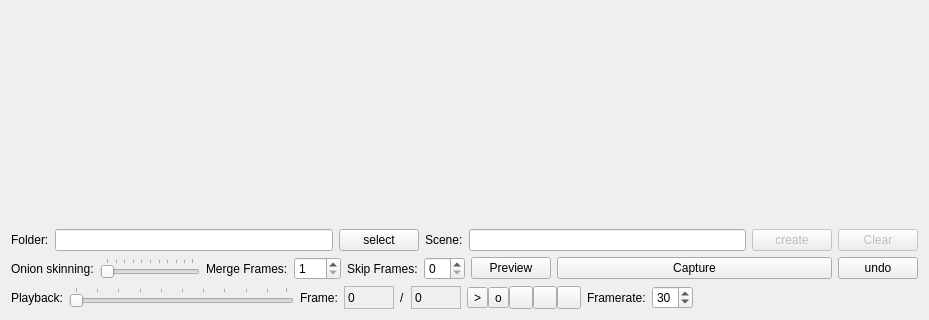
Old version of the form video/StopMoCap/trunk/stopmocap.ui in the repository pfedick/openstopmotion; both pictures show x 0 to 929 and y 251 to 571 of the 929 by 571 pixel window.
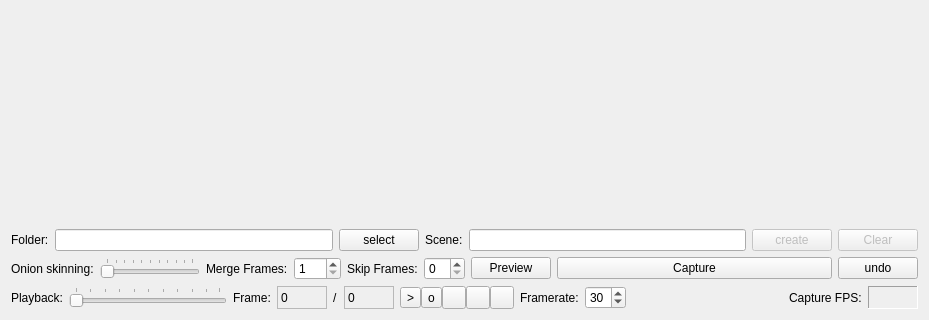
New version of the form. Icons and pictures are not drawn.

Patch:
```diff
--- a/video/StopMoCap/trunk/stopmocap.ui
+++ b/video/StopMoCap/trunk/stopmocap.ui
@@ -623,6 +623,32 @@
        </property>
       </spacer>
      </item>
+     <item>
+      <widget class="QLabel" name="label_14">
+       <property name="text">
+        <string>Capture FPS:</string>
+       </property>
+      </widget>
+     </item>
+     <item>
+      <widget class="QLabel" name="captureFPS">
+       <property name="minimumSize">
+        <size>
+         <width>50</width>
+         <height>0</height>
+        </size>
+       </property>
+       <property name="frameShape">
+        <enum>QFrame::Panel</enum>
+       </property>
+       <property name="frameShadow">
+        <enum>QFrame::Sunken</enum>
+       </property>
+       <property name="text">
+        <string/>
+       </property>
+      </widget>
+     </item>
     </layout>
    </item>
   </layout>
```
